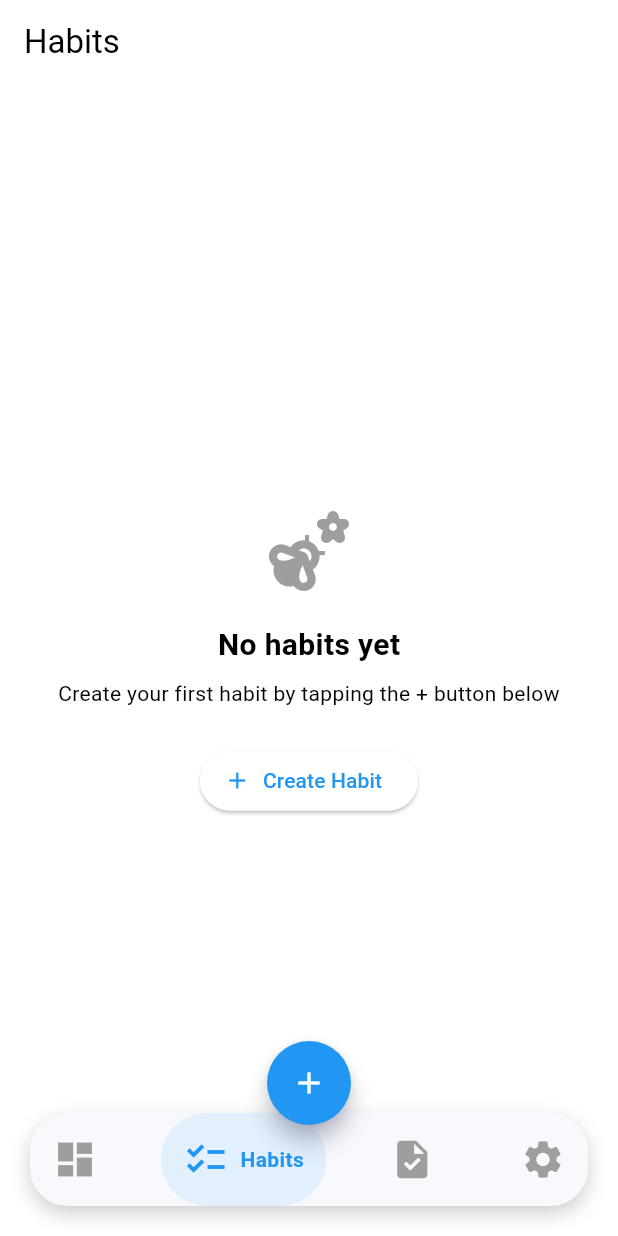
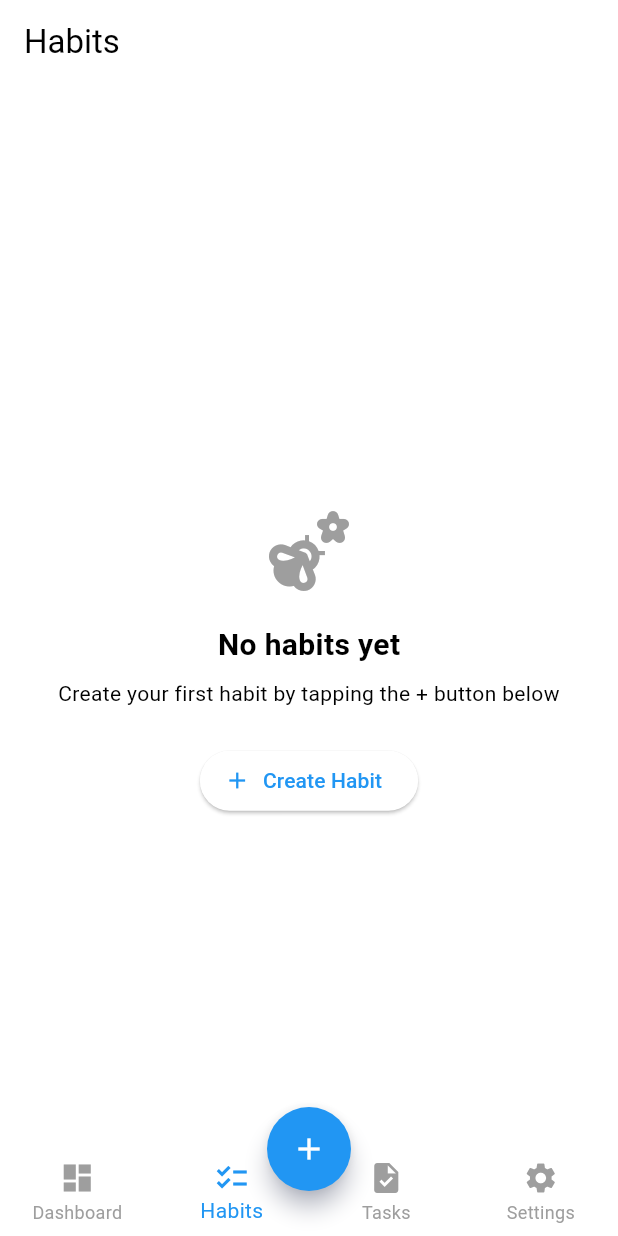
Before and after one commit to dbl8005/lyfer, a Flutter app: the screen it shows once a user with an empty profile is signed in, item 2 of the bottom bar chosen, on a phone screen of 412 x 824 dp. Run offline on Flutter 3.47's test engine with Material 3 defaults, Android fonts, the phone set to English and light mode, and no system bars; drawn by our look-alikes of google_nav_bar; our stand-ins replace cloud_firestore, firebase_auth, firebase_core, flutter_colorpicker, flutter_riverpod, go_router and 5 more; accounts and stored records are empty; network calls fail.

Commit message:
Replace CustomBottomNav with BottomNavigationBar for improved navigation and UI consistency

```diff
--- a/lib/features/home/presentation/widgets/custom_bottom_nav.dart
+++ b/lib/features/home/presentation/widgets/custom_bottom_nav.dart
@@ -1,8 +1,6 @@
 import 'package:flutter/material.dart';
 import 'package:flutter_riverpod/flutter_riverpod.dart';
-import 'package:google_nav_bar/google_nav_bar.dart';
 import 'package:lyfer/core/theme/app_theme.dart';
-import 'package:lyfer/core/theme/colors.dart';
 import 'package:lyfer/features/home/presentation/screens/home_screen.dart';
 
 class CustomBottomNav extends StatelessWidget {
@@ -22,49 +20,39 @@ class CustomBottomNav extends StatelessWidget {
     // Check if the current theme is dark mode
     final isDarkMode = AppTheme.isDarkMode(context);
     // Make the overall container transparent
-    return Container(
-      // Add padding instead of margin to ensure touchable area remains the same
-      padding: const EdgeInsets.all(20),
-      color: Colors.transparent,
-      child: Container(
-        decoration: BoxDecoration(
-          color: Theme.of(context).cardColor,
-          borderRadius: BorderRadius.circular(25),
-          boxShadow: [
-            BoxShadow(
-              color: isDarkMode
-                  ? Colors.black.withOpacity(0.5)
-                  : Colors.grey.withOpacity(0.5),
-              blurRadius: 10,
-              offset: const Offset(0, 5),
-            ),
-          ],
+    return BottomNavigationBar(
+      elevation: 0,
+      selectedItemColor: Theme.of(context).colorScheme.primaryContainer,
+      unselectedItemColor: Colors.grey,
+      currentIndex: currentIndex,
+      onTap: (index) {
+        ref.read(currentIndexProvider.notifier).state = index;
+      },
+      type: BottomNavigationBarType.fixed,
+      selectedFontSize: 14,
+      unselectedFontSize: 12,
+      items: [
+        BottomNavigationBarItem(
+          icon: Icon(iconList[0]),
+          label: 'Dashboard',
+          backgroundColor: Colors.transparent,
         ),
-        child: ClipRRect(
-          borderRadius: BorderRadius.circular(25),
-          child: GNav(
-            textSize: 16,
-            iconSize: 30,
-            activeColor: Theme.of(context).colorScheme.primaryContainer,
-            color: Colors.grey,
-            backgroundColor: Colors.transparent, // Make this transparent
-            tabBackgroundColor:
-                Theme.of(context).colorScheme.primary.withOpacity(0.1),
-            selectedIndex: currentIndex,
-            onTabChange: (index) {
-              ref.read(currentIndexProvider.notifier).state = index;
-            },
-            padding: const EdgeInsets.symmetric(horizontal: 15, vertical: 16),
-            gap: 8,
-            tabs: [
-              GButton(icon: iconList[0], text: 'Dashboard'),
-              GButton(icon: iconList[1], text: 'Habits'),
-              GButton(icon: iconList[2], text: 'Tasks'),
-              GButton(icon: iconList[3], text: 'Settings'),
-            ],
-          ),
+        BottomNavigationBarItem(
+          icon: Icon(iconList[1]),
+          label: 'Habits',
+          backgroundColor: Colors.transparent,
         ),
-      ),
+        BottomNavigationBarItem(
+          icon: Icon(iconList[2]),
+          label: 'Tasks',
+          backgroundColor: Colors.transparent,
+        ),
+        BottomNavigationBarItem(
+          icon: Icon(iconList[3]),
+          label: 'Settings',
+          backgroundColor: Colors.transparent,
+        ),
+      ],
     );
   }
 }
```
